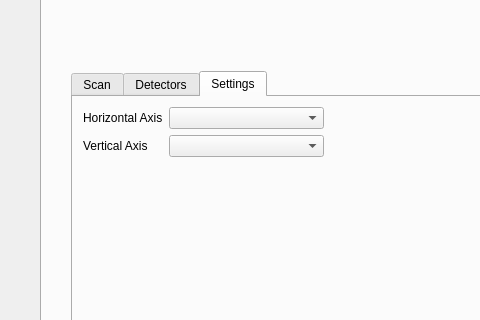
Above: gui/STXM_main.ui from igbemx/contrast-gui before the change; both pictures show x 0 to 480 and y 474 to 794 of the 1288 by 936 pixel window. Below: the same form after it.
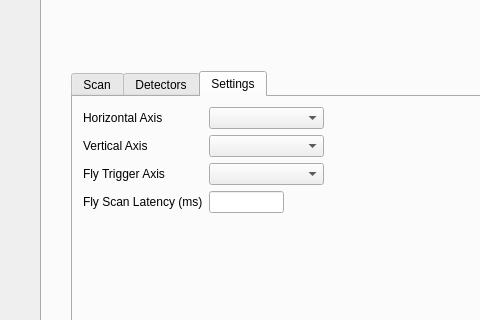
That is the form after the change. The open tabs and pages were chosen to show the change. Custom widgets are drawn as their Qt base class.

The edit to the form file:
```diff
--- a/gui/STXM_main.ui
+++ b/gui/STXM_main.ui
@@ -540,6 +540,42 @@
         <item row="1" column="1">
          <widget class="QComboBox" name="ms_vert_axis_combo"/>
         </item>
+        <item row="2" column="0">
+         <widget class="QLabel" name="label">
+          <property name="text">
+           <string>Fly Trigger Axis</string>
+          </property>
+         </widget>
+        </item>
+        <item row="2" column="1">
+         <widget class="QComboBox" name="ms_flytrig_axis_combo"/>
+        </item>
+        <item row="3" column="0">
+         <widget class="QLabel" name="label_2">
+          <property name="text">
+           <string>Fly Scan Latency (ms)</string>
+          </property>
+         </widget>
+        </item>
+        <item row="3" column="1">
+         <widget class="QLineEdit" name="ms_flylatency_edit">
+          <property name="sizePolicy">
+           <sizepolicy hsizetype="Preferred" vsizetype="Fixed">
+            <horstretch>5</horstretch>
+            <verstretch>0</verstretch>
+           </sizepolicy>
+          </property>
+          <property name="maximumSize">
+           <size>
+            <width>75</width>
+            <height>16777215</height>
+           </size>
+          </property>
+          <property name="maxLength">
+           <number>10</number>
+          </property>
+         </widget>
+        </item>
        </layout>
       </widget>
      </widget>
```
Left out of the diff: 9 changed lines with no effect on the pictures.
